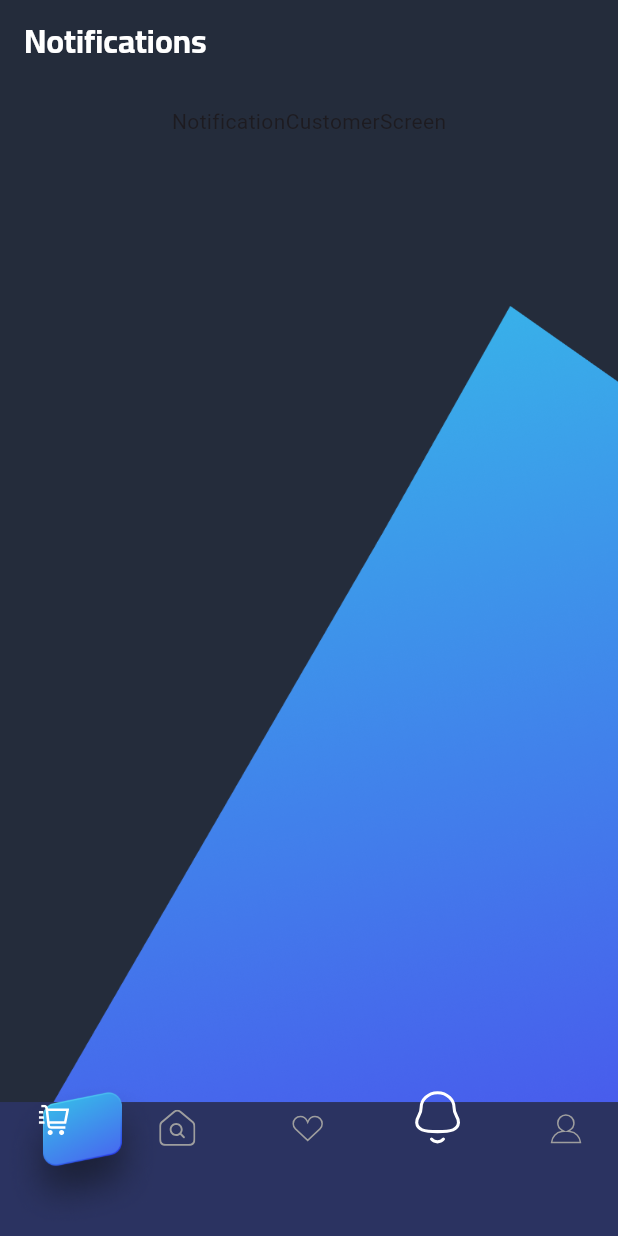
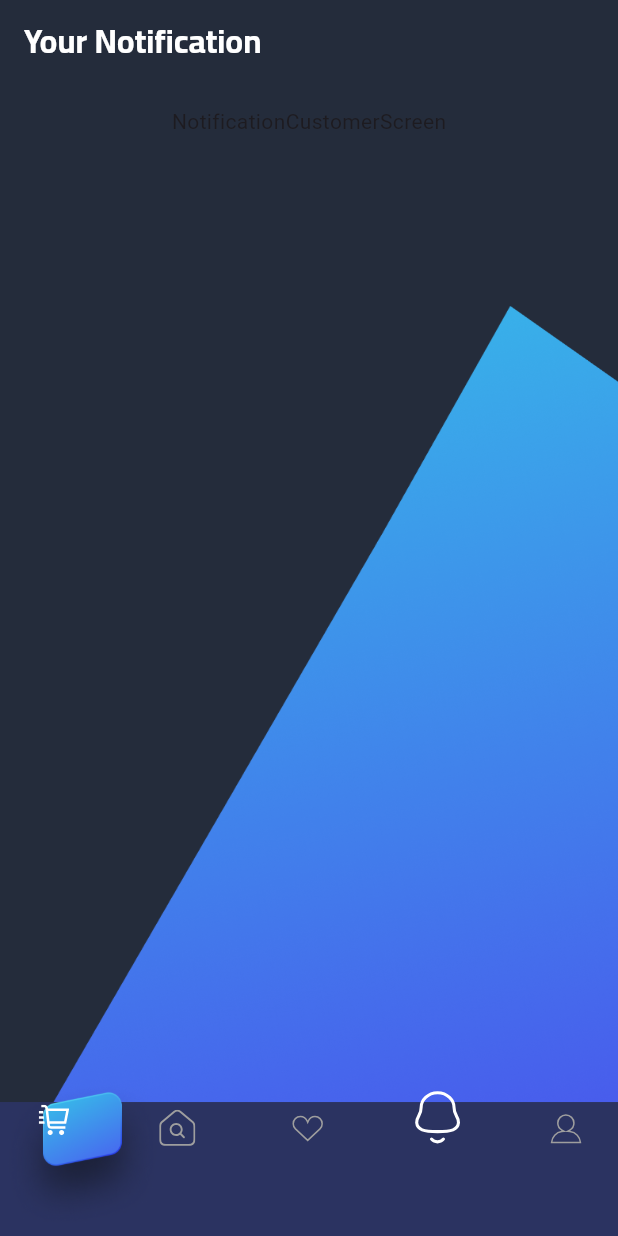
Before and after one commit to abdelrahman-mahmoud-salah/SharkShop, a Flutter app: the screen it shows after launch, item 3 of the bottom bar chosen, on a phone screen of 412 x 824 dp. Run offline on Flutter 3.47's test engine with Material 3 defaults, Android fonts, the phone set to English and light mode, and no system bars; drawn by our look-alikes of flutter_animate; our stand-ins replace animate_do, cached_network_image, carousel_slider, connectivity_plus, dio, equatable and 18 more; generated files the repository leaves out were written again; network calls fail; project files that could hold a hidden picture were left out.

Commit message:
no message

```diff
--- a/lib/featuers/custom/main/presentation/widgets/main_app_bar.dart
+++ b/lib/featuers/custom/main/presentation/widgets/main_app_bar.dart
@@ -52,7 +52,7 @@ class MainAppBar extends StatelessWidget implements PreferredSizeWidget {
               return CustomFadeInRight(
                 duration: 800,
                 child: TextApp(
-                  text: 'Your Favorite',
+                  text: context.lang.your_Favorite,
                   theme: context.textStyle.copyWith(
                     fontSize: 20.sp,
                     fontWeight: FontWeight.bold,
@@ -64,7 +64,7 @@ class MainAppBar extends StatelessWidget implements PreferredSizeWidget {
               return CustomFadeInRight(
                 duration: 800,
                 child: TextApp(
-                  text: 'Notifications',
+                  text: context.lang.your_Notification,
                   theme: context.textStyle.copyWith(
                     fontSize: 20.sp,
                     fontWeight: FontWeight.bold,
--- a/lib/l10n/app_ar.arb
+++ b/lib/l10n/app_ar.arb
@@ -64,6 +64,9 @@
      "empty_users":"لا يوجد مستخدمين",
      "search":"البحث",
      "name":"الاسم",
-     "email":"البريد الالكتروني"
+     "email":"البريد الالكتروني",
+     "your_Favorite":"المفضله",
+        "empty_favorite":"لا يوجد منتجات مفضله",
+        "your_Notification":"الاشعارات"
 
 }
--- a/lib/l10n/app_en.arb
+++ b/lib/l10n/app_en.arb
@@ -65,6 +65,9 @@
     "name":"Name",
     "email":"Email",
     "empty_users":"Not Found Any Users"
-
+    ,
+    "your_Favorite":"Your Favorite",
+       "empty_favorite":" not found any favorites",
+       "your_Notification":"Your Notification"
 
 }
```
Also changed, not shown: lib/featuers/custom/category/presentation/pages/category_customer_screen.dart (deleted, +0 -12 lines), lib/featuers/custom/favourite/presentation/pages/favourite_customer_screen.dart (+30 -3 lines).
